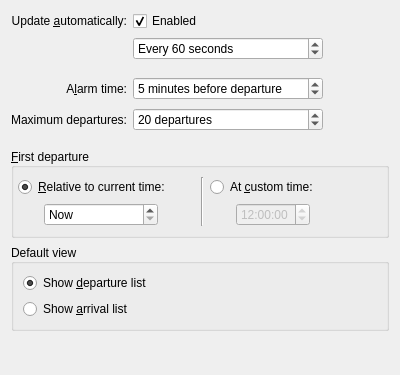
Qt form applet/publicTransportConfigAdvanced.ui (KDE/publictransport) before a commit.
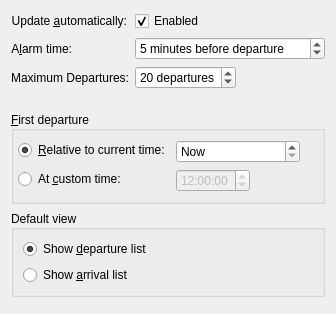
The same form after that commit. Custom widgets are drawn as their Qt base class.

Diff of the .ui file:
```diff
--- a/applet/publicTransportConfigAdvanced.ui
+++ b/applet/publicTransportConfigAdvanced.ui
@@ -6,12 +6,47 @@
    <rect>
     <x>0</x>
     <y>0</y>
-    <width>400</width>
-    <height>375</height>
+    <width>320</width>
+    <height>297</height>
    </rect>
   </property>
-  <layout class="QGridLayout" name="gridLayout">
-   <item row="6" column="0">
+  <layout class="QFormLayout" name="formLayout_3">
+   <property name="fieldGrowthPolicy">
+    <enum>QFormLayout::ExpandingFieldsGrow</enum>
+   </property>
+   <property name="rowWrapPolicy">
+    <enum>QFormLayout::DontWrapRows</enum>
+   </property>
+   <item row="0" column="0">
+    <widget class="QLabel" name="lblUpdateAutomatically">
+     <property name="text">
+      <string>Update &amp;automatically:</string>
+     </property>
+     <property name="alignment">
+      <set>Qt::AlignRight|Qt::AlignTrailing|Qt::AlignVCenter</set>
+     </property>
+     <property name="buddy">
+      <cstring>updateAutomatically</cstring>
+     </property>
+    </widget>
+   </item>
+   <item row="0" column="1">
+    <widget class="QCheckBox" name="updateAutomatically">
+     <property name="sizePolicy">
+      <sizepolicy hsizetype="Fixed" vsizetype="Fixed">
+       <horstretch>0</horstretch>
+       <verstretch>0</verstretch>
+      </sizepolicy>
+     </property>
+     <property name="text">
+      <string>Enabled</string>
+     </property>
+     <property name="checked">
+      <bool>true</bool>
+     </property>
+    </widget>
+   </item>
+   <item row="1" column="0">
     <widget class="QLabel" name="lblAlarmTime">
      <property name="text">
       <string>A&amp;larm time:</string>
@@ -24,7 +59,7 @@
      </property>
     </widget>
    </item>
-   <item row="6" column="1" colspan="3">
+   <item row="1" column="1">
     <widget class="QSpinBox" name="alarmTime">
      <property name="sizePolicy">
       <sizepolicy hsizetype="Preferred" vsizetype="Fixed">
@@ -59,26 +94,10 @@
      </property>
     </widget>
    </item>
-   <item row="6" column="4">
-    <spacer name="horizontalSpacer_3">
-     <property name="orientation">
-      <enum>Qt::Horizontal</enum>
-     </property>
-     <property name="sizeType">
-      <enum>QSizePolicy::Expanding</enum>
-     </property>
-     <property name="sizeHint" stdset="0">
-      <size>
-       <width>65</width>
-       <height>25</height>
-      </size>
-     </property>
-    </spacer>
-   </item>
-   <item row="7" column="0">
+   <item row="2" column="0">
     <widget class="QLabel" name="lblMaximalNumberOfDepartures">
      <property name="text">
-      <string>Maximum departures:</string>
+      <string>Maximum Departures:</string>
      </property>
      <property name="alignment">
       <set>Qt::AlignRight|Qt::AlignTrailing|Qt::AlignVCenter</set>
@@ -88,7 +107,7 @@
      </property>
     </widget>
    </item>
-   <item row="7" column="1" colspan="3">
+   <item row="2" column="1">
     <widget class="QSpinBox" name="maximalNumberOfDepartures">
      <property name="sizePolicy">
       <sizepolicy hsizetype="Preferred" vsizetype="Fixed">
@@ -116,20 +135,23 @@
      </property>
     </widget>
    </item>
-   <item row="7" column="4">
-    <spacer name="horizontalSpacer_2">
+   <item row="3" column="0" colspan="2">
+    <spacer name="verticalSpacer_3">
      <property name="orientation">
-      <enum>Qt::Horizontal</enum>
+      <enum>Qt::Vertical</enum>
+     </property>
+     <property name="sizeType">
+      <enum>QSizePolicy::Fixed</enum>
      </property>
      <property name="sizeHint" stdset="0">
       <size>
-       <width>65</width>
-       <height>25</height>
+       <width>20</width>
+       <height>10</height>
       </size>
      </property>
     </spacer>
    </item>
-   <item row="9" column="0" colspan="5">
+   <item row="4" column="0" colspan="2">
     <widget class="QGroupBox" name="grpFirstDeparture">
      <property name="sizePolicy">
       <sizepolicy hsizetype="Preferred" vsizetype="Preferred">
@@ -146,14 +168,17 @@
      <property name="flat">
       <bool>false</bool>
      </property>
-     <layout class="QGridLayout" name="gridLayout_6">
-      <property name="leftMargin">
-       <number>4</number>
+     <layout class="QFormLayout" name="formLayout_2">
+      <property name="labelAlignment">
+       <set>Qt::AlignLeading|Qt::AlignLeft|Qt::AlignVCenter</set>
       </property>
       <property name="horizontalSpacing">
        <number>-1</number>
       </property>
-      <item row="0" column="0" rowspan="2" colspan="3">
+      <property name="leftMargin">
+       <number>4</number>
+      </property>
+      <item row="0" column="0">
        <widget class="QRadioButton" name="firstDepartureUseCurrentTime">
         <property name="sizePolicy">
          <sizepolicy hsizetype="Preferred" vsizetype="Fixed">
@@ -169,23 +194,7 @@
         </property>
        </widget>
       </item>
-      <item row="2" column="0">
-       <spacer name="horizontalSpacer_7">
-        <property name="orientation">
-         <enum>Qt::Horizontal</enum>
-        </property>
-        <property name="sizeType">
-         <enum>QSizePolicy::Minimum</enum>
-        </property>
-        <property name="sizeHint" stdset="0">
-         <size>
-          <width>20</width>
-          <height>20</height>
-         </size>
-        </property>
-       </spacer>
-      </item>
-      <item row="2" column="1">
+      <item row="0" column="1">
        <widget class="QSpinBox" name="timeOfFirstDeparture">
         <property name="sizePolicy">
          <sizepolicy hsizetype="Maximum" vsizetype="Fixed">
@@ -207,23 +216,26 @@
         </property>
        </widget>
       </item>
-      <item row="2" column="2">
-       <spacer name="horizontalSpacer_9">
-        <property name="orientation">
-         <enum>Qt::Horizontal</enum>
+      <item row="1" column="0">
+       <widget class="QRadioButton" name="firstDepartureUseCustomTime">
+        <property name="sizePolicy">
+         <sizepolicy hsizetype="Preferred" vsizetype="Fixed">
+          <horstretch>0</horstretch>
+          <verstretch>0</verstretch>
+         </sizepolicy>
         </property>
-        <property name="sizeType">
-         <enum>QSizePolicy::Expanding</enum>
+        <property name="layoutDirection">
+         <enum>Qt::LeftToRight</enum>
         </property>
-        <property name="sizeHint" stdset="0">
-         <size>
-          <width>40</width>
-          <height>20</height>
-         </size>
+        <property name="text">
+         <string>At &amp;custom time:</string>
         </property>
-       </spacer>
+        <property name="checked">
+         <bool>false</bool>
+        </property>
+       </widget>
       </item>
-      <item row="2" column="5">
+      <item row="1" column="1">
        <widget class="QTimeEdit" name="timeOfFirstDepartureCustom">
         <property name="enabled">
          <bool>false</bool>
@@ -243,129 +255,10 @@
         </property>
        </widget>
       </item>
-      <item row="2" column="4">
-       <spacer name="horizontalSpacer_8">
-        <property name="orientation">
-         <enum>Qt::Horizontal</enum>
-        </property>
-        <property name="sizeType">
-         <enum>QSizePolicy::Minimum</enum>
-        </property>
-        <property name="sizeHint" stdset="0">
-         <size>
-          <width>20</width>
-          <height>20</height>
-         </size>
-        </property>
-       </spacer>
-      </item>
-      <item row="0" column="4" rowspan="2" colspan="3">
-       <widget class="QRadioButton" name="firstDepartureUseCustomTime">
-        <property name="sizePolicy">
-         <sizepolicy hsizetype="Preferred" vsizetype="Fixed">
-          <horstretch>0</horstretch>
-          <verstretch>0</verstretch>
-         </sizepolicy>
-        </property>
-        <property name="layoutDirection">
-         <enum>Qt::LeftToRight</enum>
-        </property>
-        <property name="text">
-         <string>At &amp;custom time:</string>
-        </property>
-        <property name="checked">
-         <bool>false</bool>
-        </property>
-       </widget>
-      </item>
-      <item row="2" column="6">
-       <spacer name="horizontalSpacer_10">
-        <property name="orientation">
-         <enum>Qt::Horizontal</enum>
-        </property>
-        <property name="sizeType">
-         <enum>QSizePolicy::Expanding</enum>
-        </property>
-        <property name="sizeHint" stdset="0">
-         <size>
-          <width>40</width>
-          <height>20</height>
-         </size>
-        </property>
-       </spacer>
-      </item>
-      <item row="0" column="7" rowspan="3">
-       <spacer name="horizontalSpacer">
-        <property name="orientation">
-         <enum>Qt::Horizontal</enum>
-        </property>
-        <property name="sizeHint" stdset="0">
-         <size>
-          <width>40</width>
-          <height>20</height>
-         </size>
-        </property>
-       </spacer>
-      </item>
-      <item row="0" column="3" rowspan="3">
-       <widget class="Line" name="line">
-        <property name="orientation">
-         <enum>Qt::Vertical</enum>
-        </property>
-       </widget>
-      </item>
      </layout>
     </widget>
    </item>
-   <item row="10" column="0" colspan="5">
-    <layout class="QHBoxLayout" name="horizontalLayout">
-     <property name="leftMargin">
-      <number>0</number>
-     </property>
-     <property name="topMargin">
-      <number>0</number>
-     </property>
-     <item>
-      <widget class="QGroupBox" name="grpDefaultView">
-       <property name="sizePolicy">
-        <sizepolicy hsizetype="Preferred" vsizetype="Preferred">
-         <horstretch>0</horstretch>
-         <verstretch>0</verstretch>
-        </sizepolicy>
-       </property>
-       <property name="title">
-        <string>Default view</string>
-       </property>
-       <property name="alignment">
-        <set>Qt::AlignLeading|Qt::AlignLeft|Qt::AlignVCenter</set>
-       </property>
-       <property name="flat">
-        <bool>false</bool>
-       </property>
-       <layout class="QGridLayout" name="gridLayout_2">
-        <item row="1" column="1">
-         <widget class="QRadioButton" name="showArrivals">
-          <property name="text">
-           <string>Show &amp;arrival list</string>
-          </property>
-         </widget>
-        </item>
-        <item row="0" column="1">
-         <widget class="QRadioButton" name="showDepartures">
-          <property name="text">
-           <string>Show &amp;departure list</string>
-          </property>
-          <property name="checked">
-           <bool>true</bool>
-          </property>
-         </widget>
-        </item>
-       </layout>
-      </widget>
-     </item>
-    </layout>
-   </item>
-   <item row="11" column="0" colspan="5">
+   <item row="6" column="0" colspan="2">
     <spacer name="verticalSpacer">
      <property name="orientation">
       <enum>Qt::Vertical</enum>
@@ -378,120 +271,46 @@
      </property>
     </spacer>
    </item>
-   <item row="2" column="0">
-    <widget class="QLabel" name="lblUpdateAutomatically">
-     <property name="text">
-      <string>Update &amp;automatically:</string>
-     </property>
-     <property name="alignment">
-      <set>Qt::AlignRight|Qt::AlignTrailing|Qt::AlignVCenter</set>
-     </property>
-     <property name="buddy">
-      <cstring>updateAutomatically</cstring>
-     </property>
-    </widget>
-   </item>
-   <item row="2" column="1">
-    <widget class="QCheckBox" name="updateAutomatically">
+   <item row="5" column="0" colspan="2">
+    <widget class="QGroupBox" name="grpDefaultView">
      <property name="sizePolicy">
-      <sizepolicy hsizetype="Fixed" vsizetype="Fixed">
+      <sizepolicy hsizetype="Preferred" vsizetype="Preferred">
        <horstretch>0</horstretch>
        <verstretch>0</verstretch>
       </sizepolicy>
      </property>
-     <property name="text">
-      <string>Enabled</string>
-     </property>
-     <property name="checked">
-      <bool>true</bool>
-     </property>
-    </widget>
-   </item>
-   <item row="3" column="1" colspan="3">
-    <widget class="KIntSpinBox" name="updateTimeout">
-     <property name="sizePolicy">
-      <sizepolicy hsizetype="Minimum" vsizetype="Fixed">
-       <horstretch>0</horstretch>
-       <verstretch>0</verstretch>
-      </sizepolicy>
+     <property name="title">
+      <string>Default view</string>
      </property>
      <property name="alignment">
       <set>Qt::AlignLeading|Qt::AlignLeft|Qt::AlignVCenter</set>
      </property>
-     <property name="suffix">
-      <string> seconds</string>
+     <property name="flat">
+      <bool>false</bool>
      </property>
-     <property name="prefix">
-      <string>Every </string>
-     </property>
-     <property name="minimum">
-      <number>30</number>
-     </property>
-     <property name="maximum">
-      <number>99999</number>
-     </property>
-     <property name="value">
-      <number>60</number>
-     </property>
+     <layout class="QFormLayout" name="formLayout">
+      <item row="0" column="0" colspan="2">
+       <widget class="QRadioButton" name="showDepartures">
+        <property name="text">
+         <string>Show &amp;departure list</string>
+        </property>
+        <property name="checked">
+         <bool>true</bool>
+        </property>
+       </widget>
+      </item>
+      <item row="1" column="0" colspan="2">
+       <widget class="QRadioButton" name="showArrivals">
+        <property name="text">
+         <string>Show &amp;arrival list</string>
+        </property>
+       </widget>
+      </item>
+     </layout>
     </widget>
    </item>
-   <item row="3" column="4">
-    <spacer name="horizontalSpacer_4">
-     <property name="orientation">
-      <enum>Qt::Horizontal</enum>
-     </property>
-     <property name="sizeType">
-      <enum>QSizePolicy::Expanding</enum>
-     </property>
-     <property name="sizeHint" stdset="0">
-      <size>
-       <width>40</width>
-       <height>20</height>
-      </size>
-     </property>
-    </spacer>
-   </item>
-   <item row="4" column="0" colspan="5">
-    <spacer name="verticalSpacer_2">
-     <property name="orientation">
-      <enum>Qt::Vertical</enum>
-     </property>
-     <property name="sizeType">
-      <enum>QSizePolicy::Fixed</enum>
-     </property>
-     <property name="sizeHint" stdset="0">
-      <size>
-       <width>20</width>
-       <height>10</height>
-      </size>
-     </property>
-    </spacer>
-   </item>
-   <item row="8" column="0" colspan="5">
-    <spacer name="verticalSpacer_3">
-     <property name="orientation">
-      <enum>Qt::Vertical</enum>
-     </property>
-     <property name="sizeType">
-      <enum>QSizePolicy::Fixed</enum>
-     </property>
-     <property name="sizeHint" stdset="0">
-      <size>
-       <width>20</width>
-       <height>10</height>
-      </size>
-     </property>
-    </spacer>
-   </item>
   </layout>
  </widget>
- <customwidgets>
-  <customwidget>
-   <class>KIntSpinBox</class>
-   <extends>QSpinBox</extends>
-   <header>knuminput.h</header>
-  </customwidget>
- </customwidgets>
  <tabstops>
   <tabstop>updateAutomatically</tabstop>
   <tabstop>alarmTime</tabstop>
```
Left out of the diff: 35 changed lines with no effect on the pictures.
